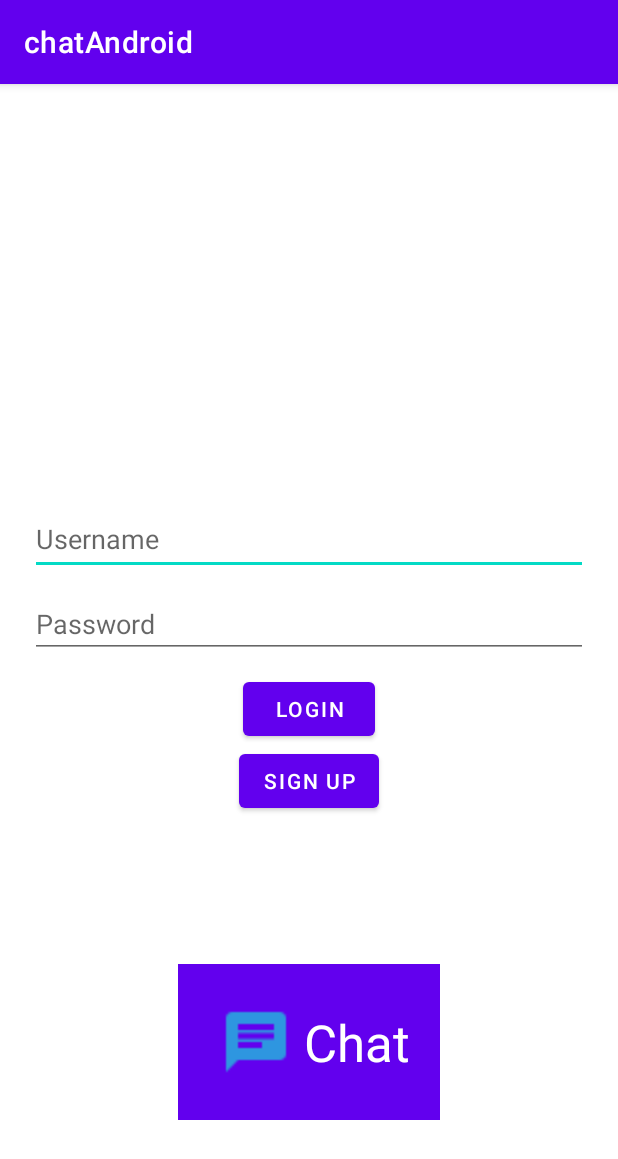
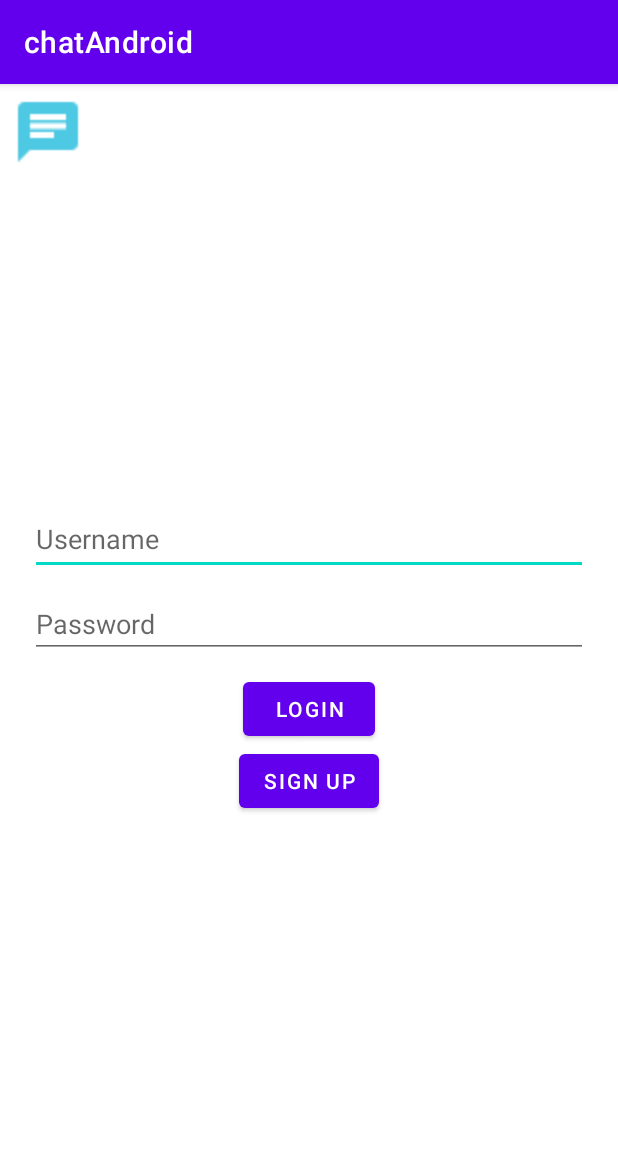
Before and after one commit to ShaharShaki/chatAndroid, an Android app: the screen it shows after launch (MainActivity), on a phone screen of 412 x 824 dp. Shown: the top 1159 px of the screen. Run offline under Robolectric (Android 15) with nearby library versions, the phone set to English and light mode, and no system bars.

```diff
--- a/app/build.gradle
+++ b/app/build.gradle
@@ -28,7 +28,9 @@ android {
 }
 
 dependencies {
-
+    implementation 'com.squareup.retrofit2:retrofit:2.9.0'
+    implementation 'com.squareup.retrofit2:converter-gson:2.5.0'
+    implementation 'com.google.code.gson:gson:2.9.0'
     implementation 'androidx.appcompat:appcompat:1.3.0'
     implementation 'com.google.android.material:material:1.4.0'
     implementation 'androidx.constraintlayout:constraintlayout:2.0.4'
--- a/app/src/main/java/com/example/chatandroid/MainActivity.java
+++ b/app/src/main/java/com/example/chatandroid/MainActivity.java
@@ -23,6 +23,7 @@ public class MainActivity extends AppCompatActivity {
         setContentView(R.layout.activity_main);
         usernamesList = new ArrayList<String>();
         passwordsList = new ArrayList<String>();
+
 
         String username = findViewById(R.id.editTextTextPersonName).toString();
         String password = findViewById(R.id.editTextTextPassword).toString();
--- /dev/null
+++ b/app/src/main/java/com/example/chatandroid/api/GET.java
@@ -0,0 +1,4 @@
+package com.example.chatandroid.api;
+
+public @interface GET {
+}
--- a/app/src/main/res/layout/activity_chat.xml
+++ b/app/src/main/res/layout/activity_chat.xml
@@ -15,7 +15,9 @@
         android:orientation="vertical"
         android:padding="20dp"
         app:layout_constraintBottom_toBottomOf="parent"
-        app:layout_constraintTop_toTopOf="parent">
+        app:layout_constraintTop_toTopOf="parent"
+        app:layout_constraintVertical_bias="0.102"
+        tools:layout_editor_absoluteX="53dp">
 
         <Button
             android:id="@+id/btnChat"
--- a/app/src/main/res/layout/activity_main.xml
+++ b/app/src/main/res/layout/activity_main.xml
@@ -53,17 +53,6 @@
     </LinearLayout>
 
 
-    <LinearLayout
-        android:layout_width="wrap_content"
-        android:layout_height="wrap_content"
-        android:background="@color/purple_500"
-        android:padding="20dp"
-        app:layout_constraintBottom_toBottomOf="parent"
-        app:layout_constraintEnd_toEndOf="parent"
-        app:layout_constraintStart_toStartOf="parent"
-        app:layout_constraintTop_toBottomOf="@+id/linearLayout2">
-
-
     <ImageView
         android:id="@+id/imageView"
         android:layout_width="wrap_content"
@@ -73,18 +62,8 @@
         android:scaleX="2"
         android:scaleY="2"
         app:srcCompat="@drawable/ic_logo"
-            tools:layout_editor_absoluteX="150dp"
-            tools:layout_editor_absoluteY="591dp" />
-
-        <TextView
-            android:layout_width="wrap_content"
-            android:layout_height="wrap_content"
-            android:layout_gravity="center_vertical"
-            android:text="@string/chat_logo"
-            android:textColor="@color/white"
-            android:textSize="34sp" />
-
-    </LinearLayout>
+        tools:layout_editor_absoluteX="173dp"
+        tools:layout_editor_absoluteY="114dp" />
 
 
 </androidx.constraintlayout.widget.ConstraintLayout>
```
Also changed, not shown: app/src/main/java/com/example/chatandroid/api/PostAPI.java (added, +40 -0 lines), app/src/main/java/com/example/chatandroid/api/WebAPI.java (added, +20 -0 lines), app/src/main/java/com/example/chatandroid/entities/User.java (added, +74 -0 lines). Lines whose indentation alone changed are shown as unchanged.
